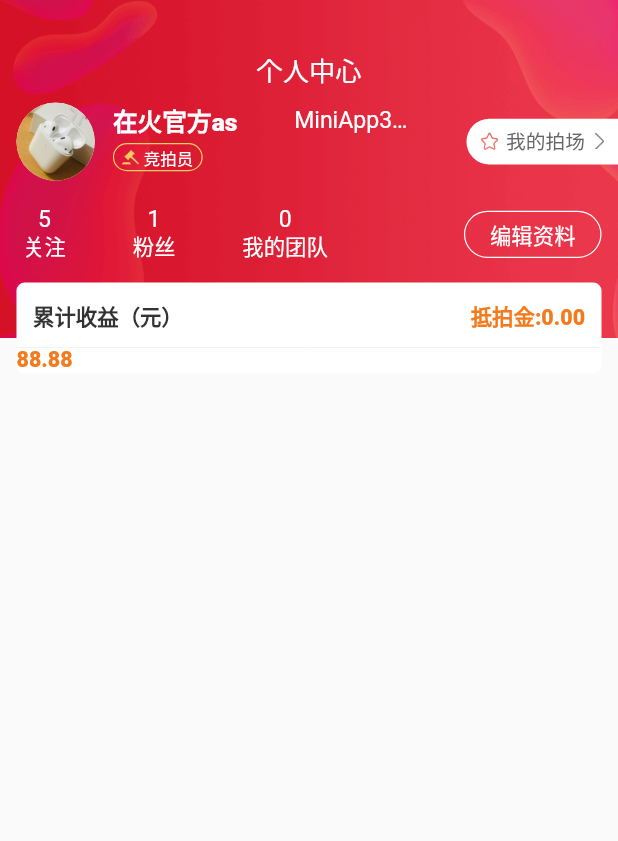
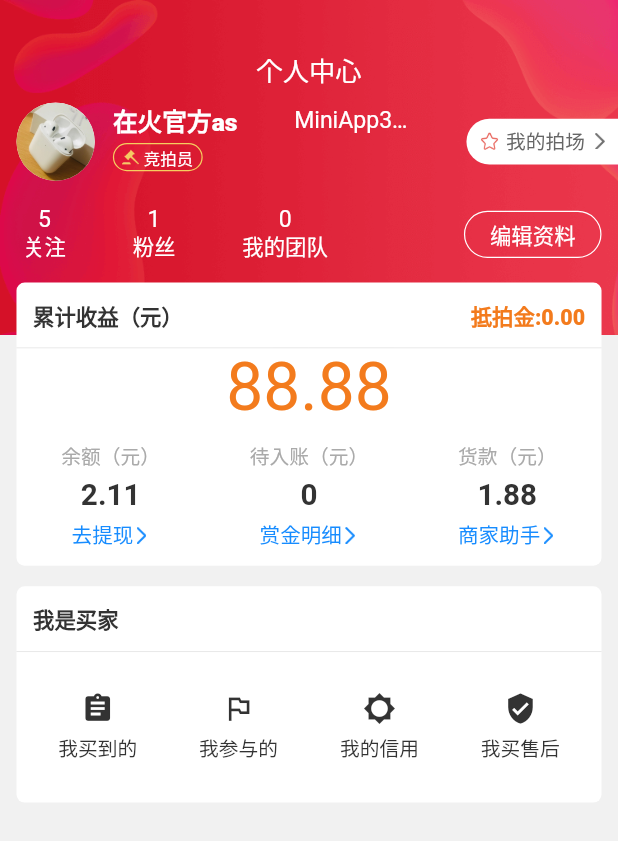
Before and after one commit to BuzzWoods/zaihuo_app, a Flutter app: the MinePage screen opened directly, on a phone screen of 412 x 824 dp. Shown: the top 841 px of the screen. Run offline on Flutter 3.47's test engine with Material 2 defaults, Android fonts, the phone set to English and light mode, and no system bars; our stand-ins replace badges, flutter_screenutil; missing offline and left inert: flutter_custom_bottom_tab_bar.

Commit message:
我的页面布局样式
Signed-off-by: BuzzWoods <1054388047@qq.com>

```diff
--- a/lib/pages/mine.dart
+++ b/lib/pages/mine.dart
@@ -1,6 +1,7 @@
 import 'package:flutter/cupertino.dart';
 import 'package:flutter/material.dart';
 import 'package:flutter_screenutil/flutter_screenutil.dart';
+import '../wdiget/mine/mine_sections.dart';
 
 class MinePage extends StatefulWidget {
   @override
@@ -20,6 +21,7 @@ class _MinePageState extends State<MinePage> {
     ScreenUtil.init(context,
         designSize: Size(750, 1334), allowFontScaling: false);
     return Scaffold(
+      backgroundColor: Color(0xFFF1F1F1),
       body: Stack(
         children: [
           MediaQuery.removePadding(
@@ -29,22 +31,17 @@ class _MinePageState extends State<MinePage> {
               children: [
                 Container(
                   child: Stack(
-                    overflow: Overflow.visible,
+                    // overflow: Overflow.visible,
                     children: [
                       Positioned(
+                          child: IntrinsicHeight(
                         child: Column(
-                          mainAxisSize: MainAxisSize.min,
+                          mainAxisSize: MainAxisSize.max,
                           children: [
                             _background,
-                            Expanded(
-                                child: Container(
-                              width: MediaQuery.of(context).size.width,
-                              decoration:
-                                  BoxDecoration(color: Color(0xFFF1F1F1)),
-                            ))
                           ],
                         ),
-                      ),
+                      )),
                       Container(
                         margin: EdgeInsets.only(
                             top: ScreenUtil().setWidth(titleBarHeight - 6)),
@@ -71,7 +68,14 @@ class _MinePageState extends State<MinePage> {
                     ],
                   ),
                 ),
-                // Text('123123')
+                Container(
+                  padding: EdgeInsets.only(
+                      left: ScreenUtil().setWidth(20),
+                      right: ScreenUtil().setWidth(20)),
+                  child: Column(
+                    children: [BuyerSection()],
+                  ),
+                )
               ],
             ),
           ),
@@ -301,20 +305,31 @@ class _MinePageState extends State<MinePage> {
             ),
           ),
           Divider(
-            height: ScreenUtil().setWidth(1),
-            color: Color(0xfff3f3f3),
+            height: 1,
+            color: Color(0xaadddddd),
           ),
           Row(
+            mainAxisAlignment: MainAxisAlignment.center,
             children: [
               Text(
                 '88.88',
                 style: TextStyle(
                     color: Color(0xffF37B1D),
-                    fontWeight: FontWeight.w900,
-                    fontSize: ScreenUtil().setSp(26)),
+                    fontWeight: FontWeight.w400,
+                    fontSize: ScreenUtil().setSp(80)),
               ),
             ],
-          )
+          ),
+          Padding(padding: EdgeInsets.only(top: ScreenUtil().setWidth(20))),
+          Row(
+            mainAxisAlignment: MainAxisAlignment.spaceAround,
+            children: [
+              _financeItem('2.11', '余额（元）', '去提现'),
+              _financeItem('0', '待入账（元）', '赏金明细'),
+              _financeItem('1.88', '货款（元）', '商家助手')
+            ],
+          ),
+          Padding(padding: EdgeInsets.only(top: ScreenUtil().setWidth(20))),
         ],
       ),
     );
@@ -338,8 +353,46 @@ class _MinePageState extends State<MinePage> {
     );
   }
 
+// 资金item
+  Column _financeItem(String num, String label, String urlName, {String url}) {
+    return Column(
+      children: [
+        Text('$label',
+            style: TextStyle(
+              color: Color(0xffaaaaaa),
+              fontSize: ScreenUtil().setSp(24),
+            )),
+        Padding(padding: EdgeInsets.only(top: ScreenUtil().setWidth(8))),
+        Text('$num',
+            style: TextStyle(
+                color: Color(0xff333333),
+                fontSize: ScreenUtil().setSp(36),
+                fontWeight: FontWeight.w700)),
+        Padding(padding: EdgeInsets.only(top: ScreenUtil().setWidth(8))),
+        Container(
+          child: Row(
+            children: [
+              Text('$urlName',
+                  style: TextStyle(
+                    color: Color(0xff178CFF),
+                    fontSize: ScreenUtil().setSp(25),
+                  )),
+              Container(
+                padding: EdgeInsets.only(top: ScreenUtil().setWidth(3)),
+                child: Image.asset('images/next.png',
+                    color: Color(0xff178CFF),
+                    height: ScreenUtil().setWidth(20),
+                    width: ScreenUtil().setWidth(20)),
+              )
+            ],
+          ),
+        )
+      ],
+    );
+  }
+
   Widget _background = Container(
-    height: ScreenUtil().setWidth(410),
+    height: ScreenUtil().setWidth(407),
     decoration: new BoxDecoration(
         image: new DecorationImage(
             fit: BoxFit.cover,
--- /dev/null
+++ b/lib/wdiget/mine/mine_sections.dart
@@ -0,0 +1,71 @@
+import 'package:flutter/cupertino.dart';
+import 'package:flutter/material.dart';
+import 'package:flutter_screenutil/flutter_screenutil.dart';
+
+class BuyerSection extends StatelessWidget {
+  @override
+  Widget build(BuildContext context) {
+    ScreenUtil.init(context,
+        designSize: Size(750, 1334), allowFontScaling: false);
+    return Container(
+        margin: EdgeInsets.only(top: ScreenUtil().setWidth(25)),
+        decoration: BoxDecoration(
+            color: Colors.white,
+            borderRadius: BorderRadius.circular(ScreenUtil().setWidth(10))),
+        child: Column(
+          children: [
+            Container(
+                padding: EdgeInsets.all(ScreenUtil().setWidth(20)),
+                child: Row(
+                  children: [
+                    Text(
+                      '我是买家',
+                      style: TextStyle(
+                          color: Color(0xff333333),
+                          fontWeight: FontWeight.w900,
+                          fontSize: ScreenUtil().setSp(26)),
+                    ),
+                  ],
+                )),
+            Divider(
+              height: 1,
+              color: Color(0xaadddddd),
+            ),
+            Container(
+              padding: EdgeInsets.all(ScreenUtil().setWidth(13)),
+              child: Row(
+                mainAxisAlignment: MainAxisAlignment.spaceAround,
+                children: [
+                  _optionItem(Icons.assignment, '我买到的'),
+                  _optionItem(Icons.outlined_flag, '我参与的'),
+                  _optionItem(Icons.brightness_5, '我的信用'),
+                  _optionItem(Icons.verified_user, '我买售后')
+                ],
+              ),
+            )
+          ],
+        ));
+  }
+
+  // 选项item
+  _optionItem(icon, String label) {
+    return Padding(
+      padding: EdgeInsets.all(ScreenUtil().setWidth(35)),
+      child: Column(
+        children: [
+          Icon(
+            icon,
+            size: ScreenUtil().setWidth(40),
+            color: Color(0xff333333),
+          ),
+          Padding(padding: EdgeInsets.only(top: ScreenUtil().setWidth(10))),
+          Text('$label',
+              style: TextStyle(
+                color: Color(0xff333333),
+                fontSize: ScreenUtil().setSp(24),
+              ))
+        ],
+      ),
+    );
+  }
+}
```
Also changed, not shown: images/next.png.
